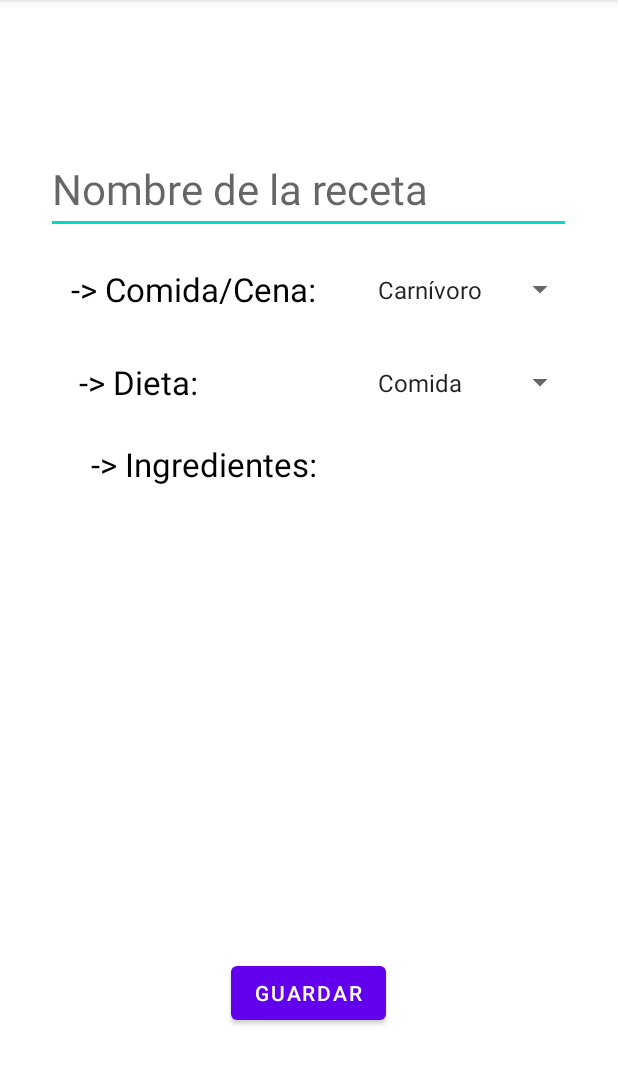
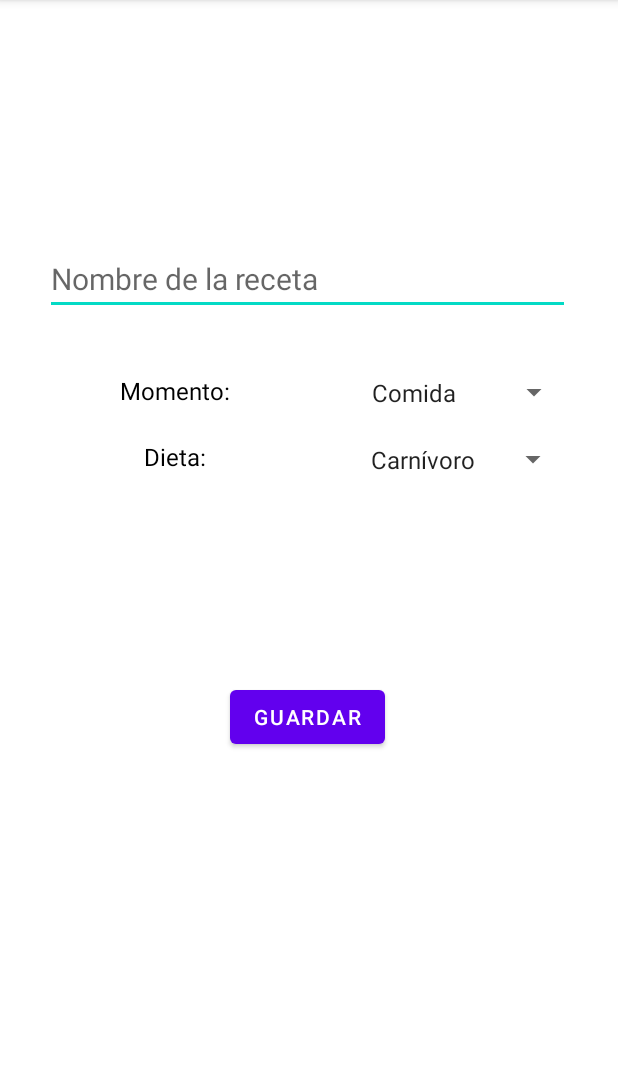
Before and after one commit to andgom97/dish_app, an Android app: the screen it shows after launch (DishCreation), on a phone screen of 412 x 824 dp, the part 84-1169 px from its top. Run offline under Robolectric (Android 15) with nearby library versions, the phone set to English and light mode, and no system bars.

Commit message:
dish_info view and dish_creation view finished

```diff
--- a/app/src/main/res/layout/dish_creation.xml
+++ b/app/src/main/res/layout/dish_creation.xml
@@ -1,27 +1,74 @@
 <?xml version="1.0" encoding="utf-8"?>
-<androidx.constraintlayout.widget.ConstraintLayout
-    xmlns:android="http://schemas.android.com/apk/res/android"
+<androidx.constraintlayout.widget.ConstraintLayout xmlns:android="http://schemas.android.com/apk/res/android"
     xmlns:app="http://schemas.android.com/apk/res-auto"
     xmlns:tools="http://schemas.android.com/tools"
     android:layout_width="match_parent"
     android:layout_height="match_parent">
 
+    <Button
+        android:id="@+id/save_button"
+        android:layout_width="wrap_content"
+        android:layout_height="wrap_content"
+        android:text="@string/save"
+        app:layout_constraintBottom_toTopOf="@+id/guideline5"
+        app:layout_constraintEnd_toStartOf="@+id/guideline2"
+        app:layout_constraintHorizontal_bias="0.498"
+        app:layout_constraintStart_toStartOf="@+id/guideline4"
+        app:layout_constraintTop_toBottomOf="@+id/diet_spinner"
+        app:layout_constraintVertical_bias="0.384" />
+
     <EditText
         android:id="@+id/dish_name_editText"
         android:layout_width="350dp"
-        android:layout_height="59dp"
+        android:layout_height="45dp"
         android:ems="10"
         android:gravity="left"
         android:hint="@string/dish_name_hint"
         android:inputType="textPersonName"
         android:textColor="@color/black"
-        android:textSize="28sp"
-        app:layout_constraintBottom_toBottomOf="parent"
-        app:layout_constraintEnd_toEndOf="parent"
-        app:layout_constraintHorizontal_bias="0.492"
-        app:layout_constraintStart_toStartOf="parent"
-        app:layout_constraintTop_toTopOf="parent"
-        app:layout_constraintVertical_bias="0.136" />
+        android:textSize="20sp"
+        app:layout_constraintBottom_toTopOf="@+id/guideline5"
+        app:layout_constraintEnd_toStartOf="@+id/guideline2"
+        app:layout_constraintHorizontal_bias="0.491"
+        app:layout_constraintStart_toStartOf="@+id/guideline4"
+        app:layout_constraintTop_toTopOf="@+id/guideline6"
+        app:layout_constraintVertical_bias="0.228" />
+
+    <Spinner
+        android:id="@+id/diet_spinner"
+        android:layout_width="140dp"
+        android:layout_height="30dp"
+        app:layout_constraintBottom_toTopOf="@+id/guideline5"
+        app:layout_constraintEnd_toStartOf="@+id/guideline2"
+        app:layout_constraintHorizontal_bias="0.872"
+        app:layout_constraintStart_toEndOf="@+id/select_dish_diet"
+        app:layout_constraintTop_toBottomOf="@+id/moment_spinner"
+        app:layout_constraintVertical_bias="0.036" />
+
+    <Spinner
+        android:id="@+id/moment_spinner"
+        android:layout_width="140dp"
+        android:layout_height="30dp"
+        app:layout_constraintBottom_toTopOf="@+id/guideline5"
+        app:layout_constraintEnd_toStartOf="@+id/guideline2"
+        app:layout_constraintHorizontal_bias="0.852"
+        app:layout_constraintStart_toEndOf="@+id/select_dish_time"
+        app:layout_constraintTop_toBottomOf="@+id/dish_name_editText"
+        app:layout_constraintVertical_bias="0.077" />
+
+    <TextView
+        android:id="@+id/select_dish_diet"
+        android:layout_width="wrap_content"
+        android:layout_height="wrap_content"
+        android:text="@string/dish_diet"
+        android:textColor="@color/black"
+        android:textSize="16sp"
+        app:layout_constraintBottom_toTopOf="@+id/guideline5"
+        app:layout_constraintEnd_toStartOf="@+id/guideline2"
+        app:layout_constraintHorizontal_bias="0.238"
+        app:layout_constraintStart_toStartOf="@+id/guideline4"
+        app:layout_constraintTop_toBottomOf="@+id/select_dish_time"
+        app:layout_constraintVertical_bias="0.052" />
 
     <TextView
         android:id="@+id/select_dish_time"
@@ -29,87 +76,41 @@
         android:layout_height="wrap_content"
         android:text="@string/dish_time"
         android:textColor="@color/black"
-        android:textSize="22sp"
+        android:textSize="16sp"
         app:layout_constraintBottom_toBottomOf="parent"
-        app:layout_constraintEnd_toStartOf="@+id/diet_spinner"
-        app:layout_constraintHorizontal_bias="0.586"
-        app:layout_constraintStart_toStartOf="parent"
+        app:layout_constraintEnd_toStartOf="@+id/guideline2"
+        app:layout_constraintHorizontal_bias="0.209"
+        app:layout_constraintStart_toStartOf="@+id/guideline4"
         app:layout_constraintTop_toBottomOf="@+id/dish_name_editText"
-        app:layout_constraintVertical_bias="0.038" />
+        app:layout_constraintVertical_bias="0.074" />
 
-    <TextView
-        android:id="@+id/select_dish_diet"
+    <androidx.constraintlayout.widget.Guideline
+        android:id="@+id/guideline2"
         android:layout_width="wrap_content"
         android:layout_height="wrap_content"
-        android:text="@string/dish_diet"
-        android:textColor="@color/black"
-        android:textSize="22sp"
-        app:layout_constraintBottom_toBottomOf="parent"
-        app:layout_constraintEnd_toStartOf="@+id/moment_spinner"
-        app:layout_constraintHorizontal_bias="0.321"
-        app:layout_constraintStart_toStartOf="parent"
-        app:layout_constraintTop_toBottomOf="@+id/select_dish_time"
-        app:layout_constraintVertical_bias="0.062" />
+        android:orientation="vertical"
+        app:layout_constraintGuide_begin="395dp" />
 
-    <TextView
-        android:id="@+id/select_ingredients"
+    <androidx.constraintlayout.widget.Guideline
+        android:id="@+id/guideline4"
         android:layout_width="wrap_content"
         android:layout_height="wrap_content"
-        android:text="@string/ingredients"
-        android:textColor="@color/black"
-        android:textSize="22sp"
-        app:layout_constraintBottom_toBottomOf="parent"
-        app:layout_constraintEnd_toEndOf="parent"
-        app:layout_constraintHorizontal_bias="0.233"
-        app:layout_constraintStart_toStartOf="parent"
-        app:layout_constraintTop_toBottomOf="@+id/select_dish_diet"
-        app:layout_constraintVertical_bias="0.054" />
+        android:orientation="vertical"
+        app:layout_constraintGuide_begin="16dp" />
 
-    <Button
-        android:id="@+id/save_button"
+    <androidx.constraintlayout.widget.Guideline
+        android:id="@+id/guideline5"
         android:layout_width="wrap_content"
         android:layout_height="wrap_content"
-        android:text="@string/save"
-        app:layout_constraintBottom_toBottomOf="parent"
-        app:layout_constraintEnd_toEndOf="parent"
-        app:layout_constraintHorizontal_bias="0.498"
-        app:layout_constraintStart_toStartOf="parent"
-        app:layout_constraintTop_toBottomOf="@id/ingredients_recycler"
-        app:layout_constraintVertical_bias="0.291" />
+        android:orientation="horizontal"
+        app:layout_constraintGuide_begin="715dp" />
 
-    <androidx.recyclerview.widget.RecyclerView
-        android:id="@+id/ingredients_recycler"
-        android:layout_width="235dp"
-        android:layout_height="248dp"
-        android:layout_marginTop="16dp"
-        app:layout_constraintBottom_toBottomOf="parent"
-        app:layout_constraintEnd_toEndOf="parent"
-        app:layout_constraintHorizontal_bias="0.505"
-        app:layout_constraintStart_toStartOf="parent"
-        app:layout_constraintTop_toBottomOf="@+id/select_ingredients"
-        app:layout_constraintVertical_bias="0.092" />
-
-    <Spinner
-        android:id="@+id/moment_spinner"
-        android:layout_width="140dp"
-        android:layout_height="30dp"
-        app:layout_constraintBottom_toBottomOf="parent"
-        app:layout_constraintEnd_toEndOf="parent"
-        app:layout_constraintHorizontal_bias="0.896"
-        app:layout_constraintStart_toStartOf="parent"
-        app:layout_constraintTop_toBottomOf="@+id/diet_spinner"
-        app:layout_constraintVertical_bias="0.06" />
-
-    <Spinner
-        android:id="@+id/diet_spinner"
-        android:layout_width="140dp"
-        android:layout_height="30dp"
-        app:layout_constraintBottom_toBottomOf="parent"
-        app:layout_constraintEnd_toEndOf="parent"
-        app:layout_constraintHorizontal_bias="0.896"
-        app:layout_constraintStart_toStartOf="parent"
-        app:layout_constraintTop_toBottomOf="@+id/dish_name_editText"
-        app:layout_constraintVertical_bias="0.038" />
+    <androidx.constraintlayout.widget.Guideline
+        android:id="@+id/guideline6"
+        android:layout_width="wrap_content"
+        android:layout_height="wrap_content"
+        android:orientation="horizontal"
+        app:layout_constraintGuide_begin="16dp" />
 
 
 </androidx.constraintlayout.widget.ConstraintLayout>
--- a/app/src/main/res/values/strings.xml
+++ b/app/src/main/res/values/strings.xml
@@ -2,11 +2,11 @@
     <string name="app_name">Dish</string>
     <string name="dish_name">(Nombre receta)</string>
     <string name="dish_name_hint">Nombre de la receta</string>
-    <string name="dish_time">-> Comida/Cena:</string>
+    <string name="dish_time">Momento:</string>
     <string name="dish_time_icon_desc"> Icono que indica si es una comida de mediodía o cena</string>
-    <string name="dish_diet">-> Dieta:</string>
+    <string name="dish_diet">Dieta:</string>
     <string name="dish_diet_icon_desc"> Icono que indica si es una comida vegetariana, vegana ,cárnica o pescetariana</string>
-    <string name="ingredients">-> Ingredientes:</string>
+    <string name="ingredients">Ingredientes:</string>
     <string name="delete">Borrar</string>
     <string name="edit">Editar</string>
     <string name="save">Guardar</string>
```
Also changed, not shown: app/src/main/res/layout/dish_info.xml (+94 -94 lines).
